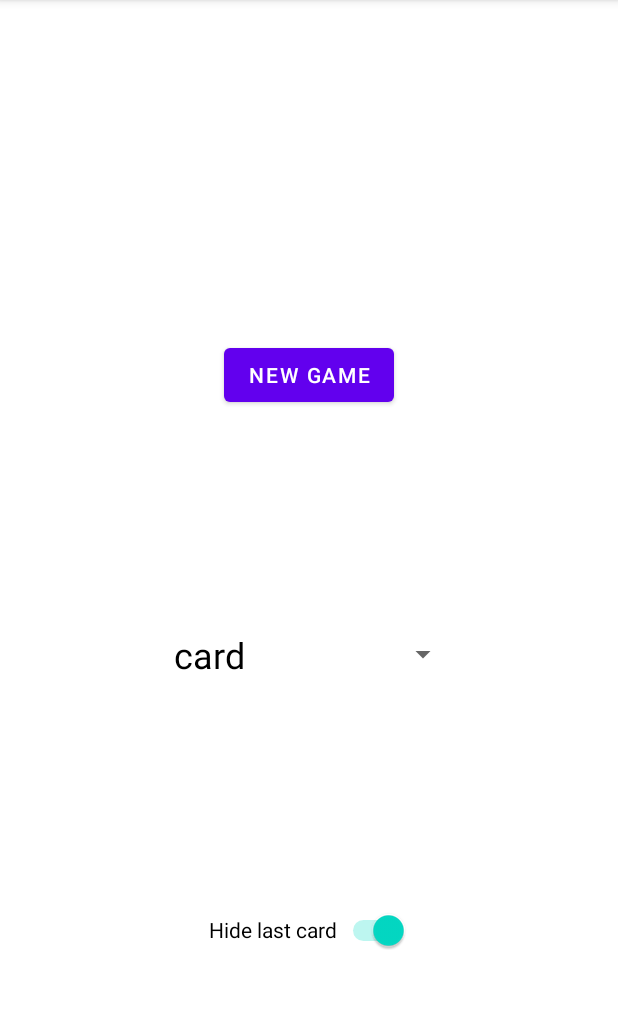
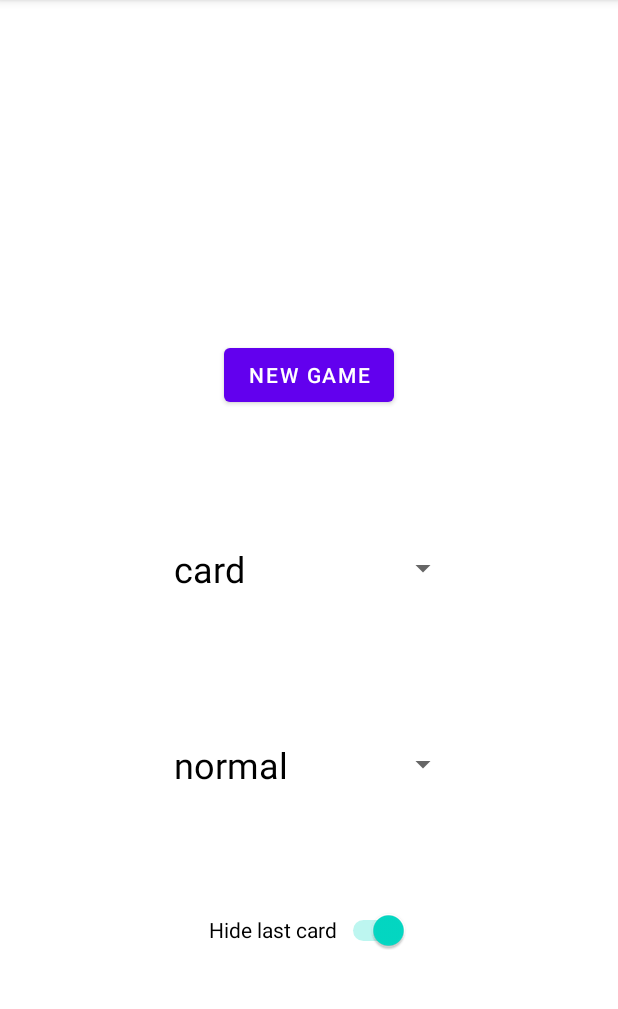
Before and after one commit to FilipKon13/game_of_set, an Android app: the screen it shows after launch (MainActivity), after a tap on "Hide last card", on a phone screen of 412 x 824 dp, the part 84-1093 px from its top. Run offline under Robolectric (Android 15) with nearby library versions, the phone set to English and light mode, and no system bars.

Commit message:
Basic easy mode

```diff
--- a/app/src/main/java/com/example/gameofset/MainActivity.java
+++ b/app/src/main/java/com/example/gameofset/MainActivity.java
@@ -24,14 +24,12 @@ public class MainActivity extends AppCompatActivity {
         Card.init(this);
         DeckFactory.setDeck("card");
         setContentView(R.layout.activity_main);
-        Spinner spinner = findViewById(R.id.spinner);
+        Spinner deck_spinner = findViewById(R.id.spinner);
 
-        ArrayAdapter<String> adapter = new ArrayAdapter<>(this,
-                R.layout.deck_spinner, DeckFactory.DECKS);
+        deck_spinner.setAdapter(new ArrayAdapter<>(this,
+                R.layout.deck_spinner, DeckFactory.DECKS));
 
-        spinner.setAdapter(adapter);
-
-        spinner.setOnItemSelectedListener(new AdapterView.OnItemSelectedListener() {
+        deck_spinner.setOnItemSelectedListener(new AdapterView.OnItemSelectedListener() {
             @Override
             public void onItemSelected(AdapterView<?> parent, View view,
                                        int position, long id) {
@@ -40,10 +38,24 @@ public class MainActivity extends AppCompatActivity {
             }
 
             @Override
-            public void onNothingSelected(AdapterView<?> parent) {
+            public void onNothingSelected(AdapterView<?> parent) {}
+        });
 
+        Spinner diff_spinner = findViewById(R.id.spinner2);
+        diff_spinner.setAdapter(new ArrayAdapter<>(this,
+                R.layout.diff_spinner, DeckFactory.DIFFS));
+
+        diff_spinner.setOnItemSelectedListener(new AdapterView.OnItemSelectedListener() {
+            @Override
+            public void onItemSelected(AdapterView<?> parent, View view, int position, long id) {
+                DeckFactory.setDiff(((String) parent.getItemAtPosition(position)).equals("easy") ? 0 : 1);
+                System.out.println("diff " + parent.getItemAtPosition(position));
             }
+
+            @Override
+            public void onNothingSelected(AdapterView<?> parent) {}
         });
+
     }
 
     public void onNewGame(View view) {
@@ -54,7 +66,7 @@ public class MainActivity extends AppCompatActivity {
     public void changeState(View view) {
         @SuppressLint("UseSwitchCompatOrMaterialCode")
         Switch hide_switch = findViewById(R.id.switch1);
-        DeckFactory.setState(hide_switch.isChecked());
+        DeckFactory.setHideLastCard(hide_switch.isChecked());
     }
 
     @Override
--- a/app/src/main/java/com/example/gameofset/game/DeckFactory.java
+++ b/app/src/main/java/com/example/gameofset/game/DeckFactory.java
@@ -12,8 +12,10 @@ public class DeckFactory {
     private static final HashMap<String, List<Card>> hashMap = new HashMap<>();
     private static boolean hide_last_card = false;
     private static String curr_deck = "card";
+    private static int diff = 1;
 
     public final static String[] DECKS = new String[]{"card", "fractal", "sier"};
+    public final static String[] DIFFS = new String[]{"normal", "easy"};
 
     public static void init(MainActivity activity) {
         for(String deck : DECKS) {
@@ -21,7 +23,7 @@ public class DeckFactory {
         }
     }
 
-    public static void setState(boolean state) {
+    public static void setHideLastCard(boolean state) {
         System.out.println("New state " + state);
         hide_last_card = state;
     }
@@ -29,6 +31,11 @@ public class DeckFactory {
     public static void setDeck(String name) {
         System.out.println("New deck " + name);
         curr_deck = name;
+    }
+
+    public static void setDiff(int new_diff) {
+        System.out.println("New diff " + new_diff);
+        diff = new_diff;
     }
 
     private static void initName(String name, MainActivity activity) {
@@ -49,6 +56,9 @@ public class DeckFactory {
 
     public Deck getDeck() {
         List<Card> cards = new ArrayList<>(Objects.requireNonNull(hashMap.get(curr_deck)));
+        if(diff == 0) {
+            cards = cards.subList(0,27);
+        }
         Collections.shuffle(cards);
         if(hide_last_card) {
             return new LocalDeckHide(cards);
--- a/app/src/main/res/layout/activity_main.xml
+++ b/app/src/main/res/layout/activity_main.xml
@@ -36,10 +36,20 @@
         android:layout_height="wrap_content"
         android:contentDescription="@string/deck_type"
         android:minHeight="48dp"
+        app:layout_constraintBottom_toTopOf="@+id/spinner2"
+        app:layout_constraintEnd_toEndOf="@+id/button"
+        app:layout_constraintStart_toStartOf="@+id/button"
+        app:layout_constraintTop_toBottomOf="@+id/button" />
+
+    <Spinner
+        android:id="@+id/spinner2"
+        android:layout_width="200dp"
+        android:layout_height="wrap_content"
+        android:layout_marginBottom="60dp"
+        android:contentDescription="@string/diff"
+        android:minHeight="48dp"
         app:layout_constraintBottom_toTopOf="@+id/switch1"
         app:layout_constraintEnd_toEndOf="@+id/button"
-        app:layout_constraintStart_toStartOf="@+id/button"
-        app:layout_constraintTop_toBottomOf="@+id/button"
-        app:layout_constraintVertical_bias="0.504" />
+        app:layout_constraintStart_toStartOf="@+id/button" />
 
 </androidx.constraintlayout.widget.ConstraintLayout>
--- /dev/null
+++ b/app/src/main/res/layout/diff_spinner.xml
@@ -0,0 +1,12 @@
+<?xml version="1.0" encoding="utf-8"?>
+<TextView xmlns:android="http://schemas.android.com/apk/res/android"
+    android:id="@+id/text2"
+    android:layout_width="match_parent"
+    android:layout_height="wrap_content"
+    android:maxLines="1"
+    android:paddingHorizontal="10dp"
+    android:paddingVertical="10dp"
+    android:textColor="#000000"
+    android:textSize="24sp">
+
+</TextView>
--- a/app/src/main/res/values/strings.xml
+++ b/app/src/main/res/values/strings.xml
@@ -5,4 +5,5 @@
     <string name="game_over">Game Over</string>
     <string name="deck_type">Deck type</string>
     <string name="hint">Hint</string>
+    <string name="diff">difficulty</string>
 </resources>
```
